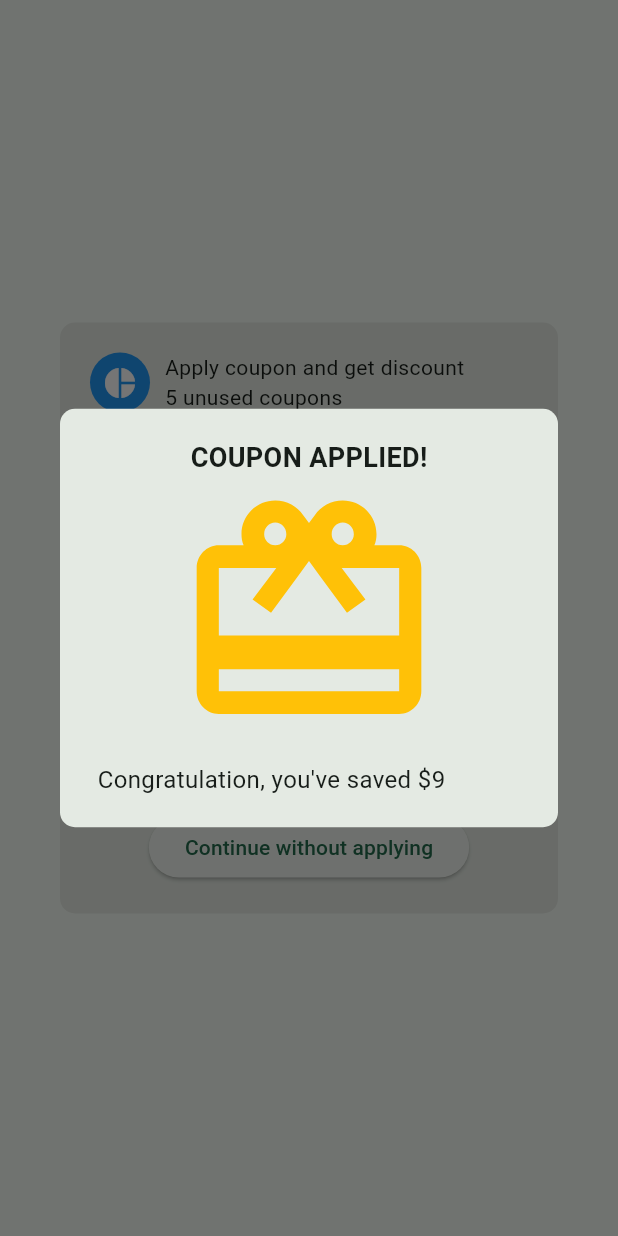
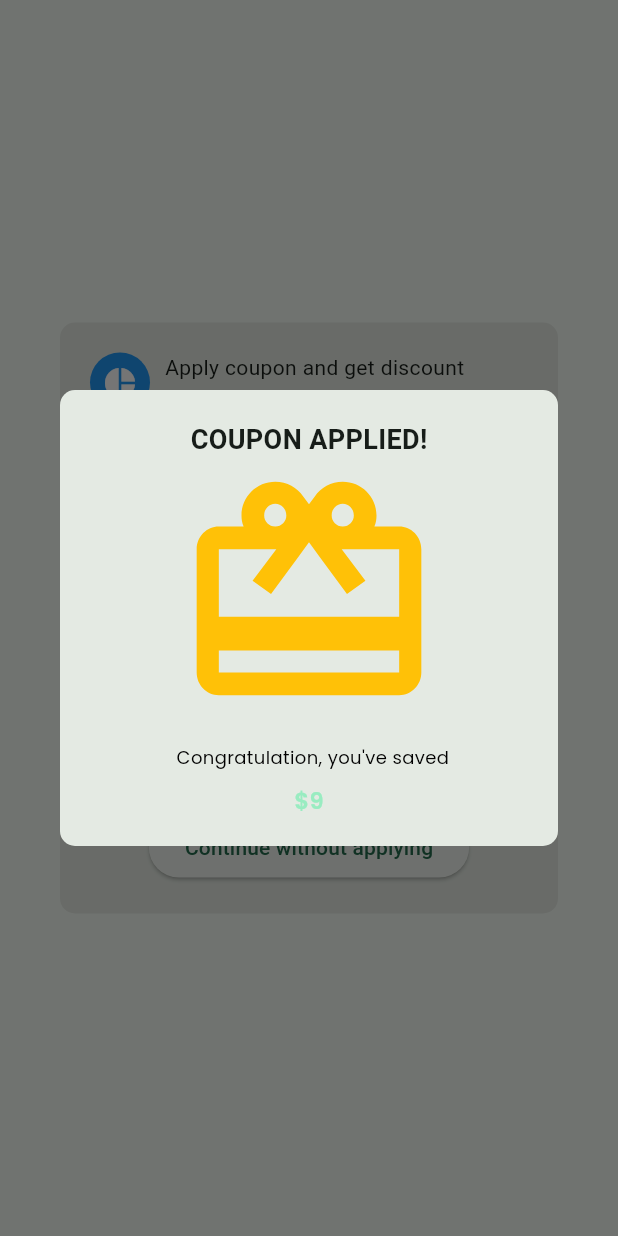
Before and after one commit to salahvk/fegno_order_app, a Flutter app: the MainDialog widget shown alone on an empty page, opened directly, after a tap on the "card giftcard" icon, on a phone screen of 412 x 824 dp. Run offline on Flutter 3.47's test engine with Material 2 defaults, Android fonts, the phone set to English and light mode, and no system bars; our stand-ins replace bloc, cached_network_image, flutter_bloc, get_it, google_fonts.

Commit message:
coupen model created

```diff
--- a/lib/main.dart
+++ b/lib/main.dart
@@ -1,4 +1,5 @@
 import 'package:fegno_order_app/data/db/mycart.dart';
+import 'package:fegno_order_app/data/db/mycoupen.dart';
 import 'package:fegno_order_app/presentation/bloc/bloc/product_bloc.dart';
 import 'package:fegno_order_app/presentation/screens/product_ordering_screen.dart';
 import 'package:fegno_order_app/utilis/manager/color_manager.dart';
@@ -34,4 +35,5 @@ class MyApp extends StatelessWidget {
 
 void registerSingletons() {
   GetIt.I.registerLazySingleton<MyCartList>(() => MyCartList());
+  GetIt.I.registerLazySingleton<MyCoupenList>(() => MyCoupenList());
 }
--- a/lib/presentation/widgets/coupen_applied_diologue.dart
+++ b/lib/presentation/widgets/coupen_applied_diologue.dart
@@ -1,3 +1,5 @@
+import 'package:fegno_order_app/utilis/manager/color_manager.dart';
+import 'package:fegno_order_app/utilis/manager/style_manager.dart';
 import 'package:flutter/material.dart';
 
 class CoupenApplied extends StatelessWidget {
@@ -11,10 +13,10 @@ class CoupenApplied extends StatelessWidget {
       ),
       child: Container(
         padding: const EdgeInsets.all(20.0),
-        child: const Column(
+        child: Column(
           mainAxisSize: MainAxisSize.min,
           children: [
-            Row(
+            const Row(
               mainAxisAlignment: MainAxisAlignment.center,
               children: [
                 Text(
@@ -26,16 +28,24 @@ class CoupenApplied extends StatelessWidget {
                 ),
               ],
             ),
-            Icon(Icons.card_giftcard, color: Colors.amber, size: 180.0),
-            SizedBox(height: 10.0),
+            const Icon(Icons.card_giftcard, color: Colors.amber, size: 180.0),
+            const SizedBox(height: 10.0),
             Row(
+              mainAxisAlignment: MainAxisAlignment.center,
               children: [
-                SizedBox(width: 5.0),
+                const SizedBox(width: 5.0),
                 Text(
-                  "Congratulation, you've saved \$9",
-                  style: TextStyle(fontSize: 16.0),
+                  "Congratulation, you've saved",
+                  style: getRegularStyle(
+                      color: ColorManager.mainTextColor, fontSize: 12),
                 ),
               ],
+            ),
+            const SizedBox(height: 10.0),
+            Text(
+              "\$9",
+              style:
+                  getSemiBoldStyle(color: ColorManager.chatGreen, fontSize: 15),
             ),
           ],
         ),
--- a/lib/presentation/widgets/custom_diologue.dart
+++ b/lib/presentation/widgets/custom_diologue.dart
@@ -41,13 +41,16 @@ class MainDialog extends StatelessWidget {
                       padding: const EdgeInsets.all(8.0),
                       child: Center(
                         child: InkWell(
-                          onTap: () {
+                          onTap: () async {
                             showDialog(
                               context: context,
                               builder: (BuildContext context) {
                                 return const CoupenApplied();
                               },
                             );
+                            await Future.delayed(const Duration(seconds: 3));
+                            Navigator.of(context)
+                                .popUntil((route) => route.isFirst);
                           },
                           child: Container(
                             decoration: BoxDecoration(
```
Also changed, not shown: lib/data/db/mycoupen.dart (added, +18 -0 lines), lib/domain/entities/coupen_model.dart (added, +27 -0 lines).
